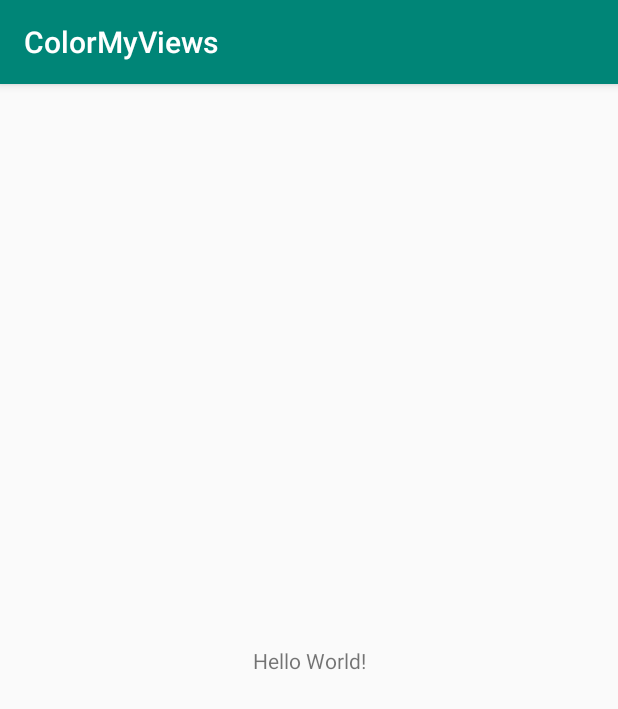
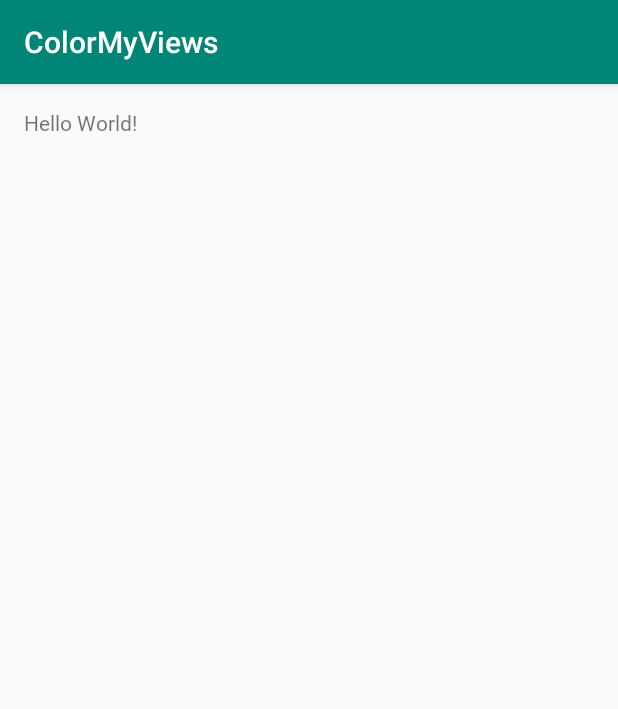
Before and after one commit to croworc/ColorMyViews, an Android app: the screen it shows after launch (MainActivity), on a phone screen of 412 x 824 dp. Shown: the top 709 px of the screen. Run offline under Robolectric (Android 15) with nearby library versions, the phone set to English and light mode, and no system bars.

Commit message:
feat: Add roboto font to activity_main layout

```diff
--- a/app/src/main/res/layout/activity_main.xml
+++ b/app/src/main/res/layout/activity_main.xml
@@ -8,12 +8,13 @@
     tools:context=".MainActivity">
 
     <TextView
-            android:layout_width="wrap_content"
+        android:layout_width="0dp"
         android:layout_height="wrap_content"
         android:text="Hello World!"
-            app:layout_constraintBottom_toBottomOf="parent"
         app:layout_constraintLeft_toLeftOf="parent"
         app:layout_constraintRight_toRightOf="parent"
-            app:layout_constraintTop_toTopOf="parent"/>
+        app:layout_constraintTop_toTopOf="parent" app:layout_constraintHorizontal_bias="0.047"
+        android:layout_marginLeft="16dp" android:layout_marginRight="16dp" android:layout_marginTop="16dp"
+        android:fontFamily="@font/roboto"/>
 
 </androidx.constraintlayout.widget.ConstraintLayout>
```
Also changed, not shown: app/src/main/res/font/roboto.ttf (added). Lines whose indentation alone changed are shown as unchanged.
